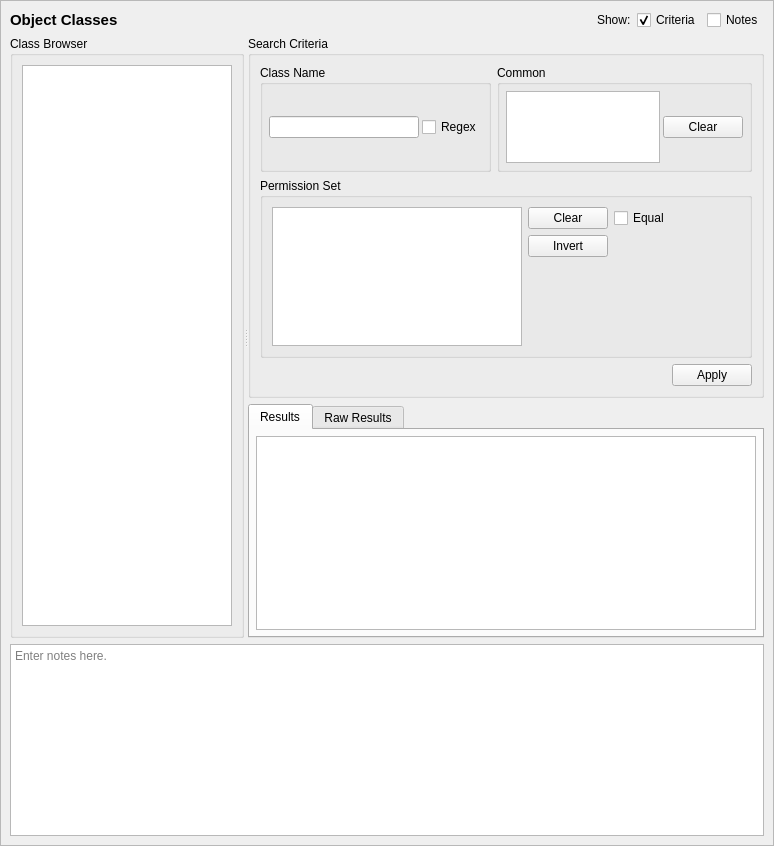
Old version of the form setoolsgui/apol/objclassquery.ui in the repository SELinuxProject/setools.
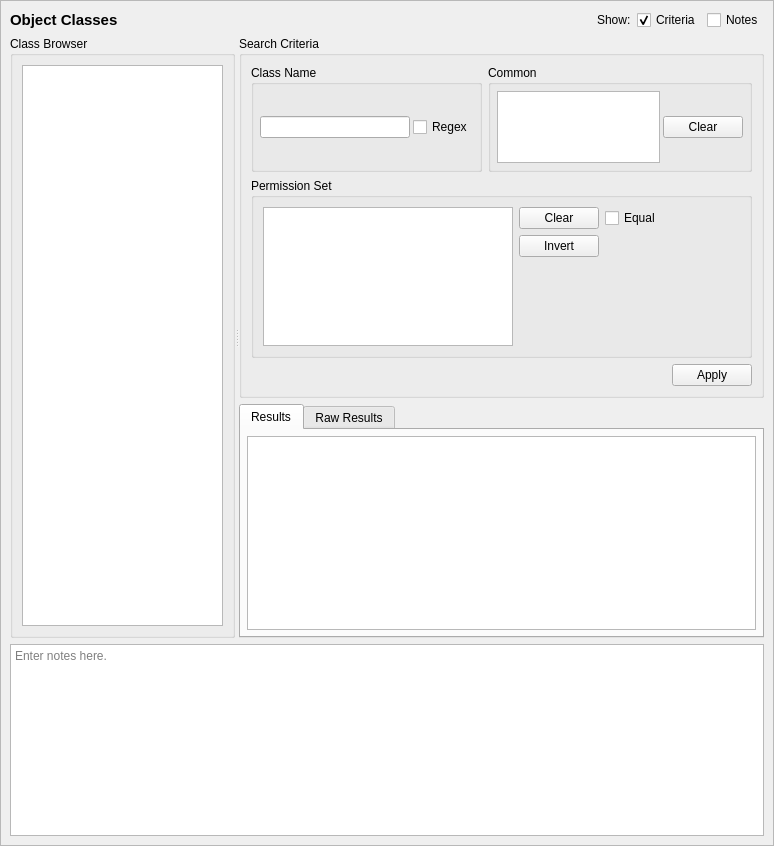
New version of the form. Custom widgets are drawn as their Qt base class.

```diff
--- a/setoolsgui/apol/objclassquery.ui
+++ b/setoolsgui/apol/objclassquery.ui
@@ -249,6 +249,12 @@
               </property>
               <item row="0" column="0">
                <widget class="QListView" name="common">
+                <property name="maximumSize">
+                 <size>
+                  <width>250</width>
+                  <height>16777215</height>
+                 </size>
+                </property>
                 <property name="toolTip">
                  <string>A matching class will inherit the selected common.</string>
                 </property>
@@ -264,6 +270,19 @@
                 </property>
                </widget>
               </item>
+              <item row="0" column="2">
+               <spacer name="horizontalSpacer_2">
+                <property name="orientation">
+                 <enum>Qt::Horizontal</enum>
+                </property>
+                <property name="sizeHint" stdset="0">
+                 <size>
+                  <width>40</width>
+                  <height>20</height>
+                 </size>
+                </property>
+               </spacer>
+              </item>
              </layout>
             </widget>
            </item>
```
